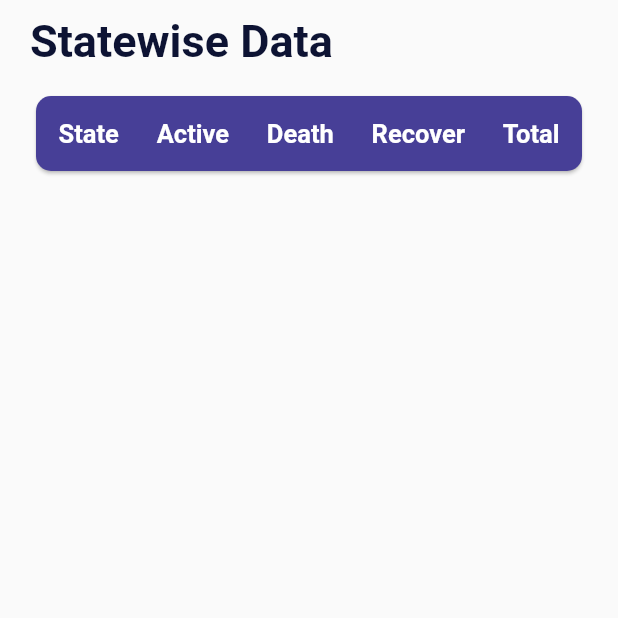
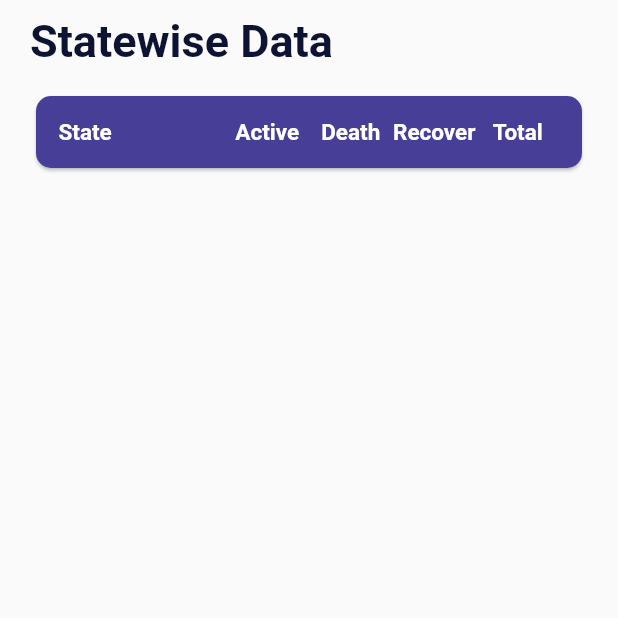
Before and after one commit to Abhishekdm/covid19, a Flutter app: the StatewiseData screen opened directly, on a phone screen of 412 x 824 dp, the top half of it. Run offline on Flutter 3.47's test engine with Material 2 defaults, Android fonts, the phone set to English and light mode, and no system bars; our stand-ins replace fl_chart; network calls fail.

Commit message:
ui fixes

```diff
--- a/lib/components/image_text_column.dart
+++ b/lib/components/image_text_column.dart
@@ -18,8 +18,10 @@ class ImageTextColumn extends StatelessWidget {
       child: Column(
         mainAxisAlignment: MainAxisAlignment.center,
         children: <Widget>[
-          Image(
-            image: AssetImage(imageUrl),
+          Expanded(
+            child: Image(
+              image: AssetImage(imageUrl),
+            ),
           ),
           SizedBox(
             height: 5,
--- a/lib/screen/state_wise_date_screen.dart
+++ b/lib/screen/state_wise_date_screen.dart
@@ -68,7 +68,11 @@ class _StatewiseDataState extends State<StatewiseData> {
                 child: Row(
                   mainAxisAlignment: MainAxisAlignment.spaceBetween,
                   children: <Widget>[
-                    _TitleTextLabel(label: 'State'),
+                    _TitleTextLabel(
+                      label: 'State',
+                      flex: 2,
+                      textAlign: TextAlign.start,
+                    ),
                     _TitleTextLabel(label: 'Active'),
                     _TitleTextLabel(label: 'Death'),
                     _TitleTextLabel(label: 'Recover'),
@@ -102,17 +106,27 @@ class _StatewiseDataState extends State<StatewiseData> {
 class _TitleTextLabel extends StatelessWidget {
   final String label;
   final Color color;
-  const _TitleTextLabel({this.label, this.color = Colors.white});
+  final int flex;
+  final TextAlign textAlign;
+  const _TitleTextLabel({
+    this.label,
+    this.color = Colors.white,
+    this.flex = 1,
+    this.textAlign = TextAlign.center,
+  });
 
   @override
   Widget build(BuildContext context) {
-    return Text(
-      label,
-      textAlign: TextAlign.center,
-      style: TextStyle(
-        color: color,
-        fontSize: 17,
-        fontWeight: FontWeight.bold,
+    return Expanded(
+      flex: flex,
+      child: Text(
+        label,
+        textAlign: textAlign,
+        style: TextStyle(
+          color: color,
+          fontSize: 15,
+          fontWeight: FontWeight.bold,
+        ),
       ),
     );
   }
```
Also changed, not shown: lib/components/list_view_item_card.dart (+13 -6 lines), images/1.png (added), images/breath_less.png, images/cover_sneeze.png, images/distance.png, images/dry_cough.png, images/fever.png, images/head_ache.png, images/sanitize.png, images/stay_home.png, images/wash_hands.png, images/wear_mask.png.
